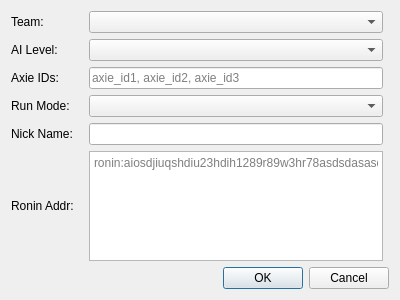
The window that scrcpy_ui/config_edit.ui (leng-yue/py-scrcpy-client) describes before a commit, drawn with Qt 5.
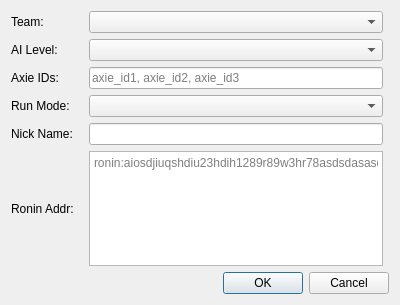
The same window after the commit.

Diff of the .ui file:
```diff
--- a/scrcpy_ui/config_edit.ui
+++ b/scrcpy_ui/config_edit.ui
@@ -7,7 +7,7 @@
     <x>0</x>
     <y>0</y>
     <width>400</width>
-    <height>300</height>
+    <height>305</height>
    </rect>
   </property>
   <property name="windowTitle">
```
Left out of the diff: 2 changed lines with no effect on the pictures.
